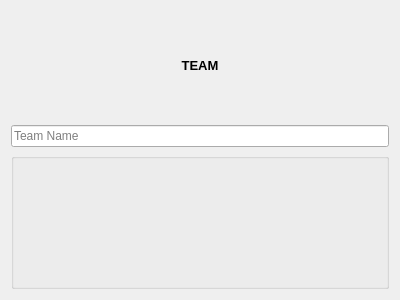
Old version of the form src/layout/TSHScoreboardTeam.ui in the repository joaorb64/TournamentStreamHelper.
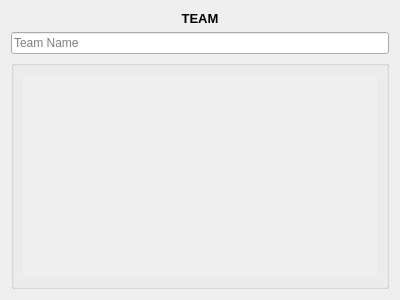
New version of the form.

Commit message: Add scrollbars to teams

What changed in the file:
```diff
--- a/src/layout/TSHScoreboardTeam.ui
+++ b/src/layout/TSHScoreboardTeam.ui
@@ -44,6 +44,12 @@
    </item>
    <item>
     <widget class="QGroupBox" name="groupBox">
+     <property name="sizePolicy">
+      <sizepolicy hsizetype="MinimumExpanding" vsizetype="MinimumExpanding">
+       <horstretch>0</horstretch>
+       <verstretch>0</verstretch>
+      </sizepolicy>
+     </property>
      <property name="font">
       <font>
        <pointsize>10</pointsize>
@@ -60,7 +66,48 @@
      <property name="alignment">
       <set>Qt::AlignCenter</set>
      </property>
-     <layout class="QVBoxLayout" name="verticalLayout_2"/>
+     <layout class="QVBoxLayout" name="verticalLayout_2">
+      <item>
+       <widget class="QScrollArea" name="scrollArea">
+        <property name="frameShape">
+         <enum>QFrame::NoFrame</enum>
+        </property>
+        <property name="frameShadow">
+         <enum>QFrame::Plain</enum>
+        </property>
+        <property name="widgetResizable">
+         <bool>true</bool>
+        </property>
+        <widget class="QWidget" name="scrollAreaWidgetContents">
+         <property name="geometry">
+          <rect>
+           <x>0</x>
+           <y>0</y>
+           <width>358</width>
+           <height>200</height>
+          </rect>
+         </property>
+         <layout class="QVBoxLayout" name="verticalLayout_5">
+          <property name="spacing">
+           <number>0</number>
+          </property>
+          <property name="leftMargin">
+           <number>0</number>
+          </property>
+          <property name="topMargin">
+           <number>0</number>
+          </property>
+          <property name="rightMargin">
+           <number>0</number>
+          </property>
+          <property name="bottomMargin">
+           <number>0</number>
+          </property>
+         </layout>
+        </widget>
+       </widget>
+      </item>
+     </layout>
     </widget>
    </item>
   </layout>
```
The commit also changes 5 other files.
